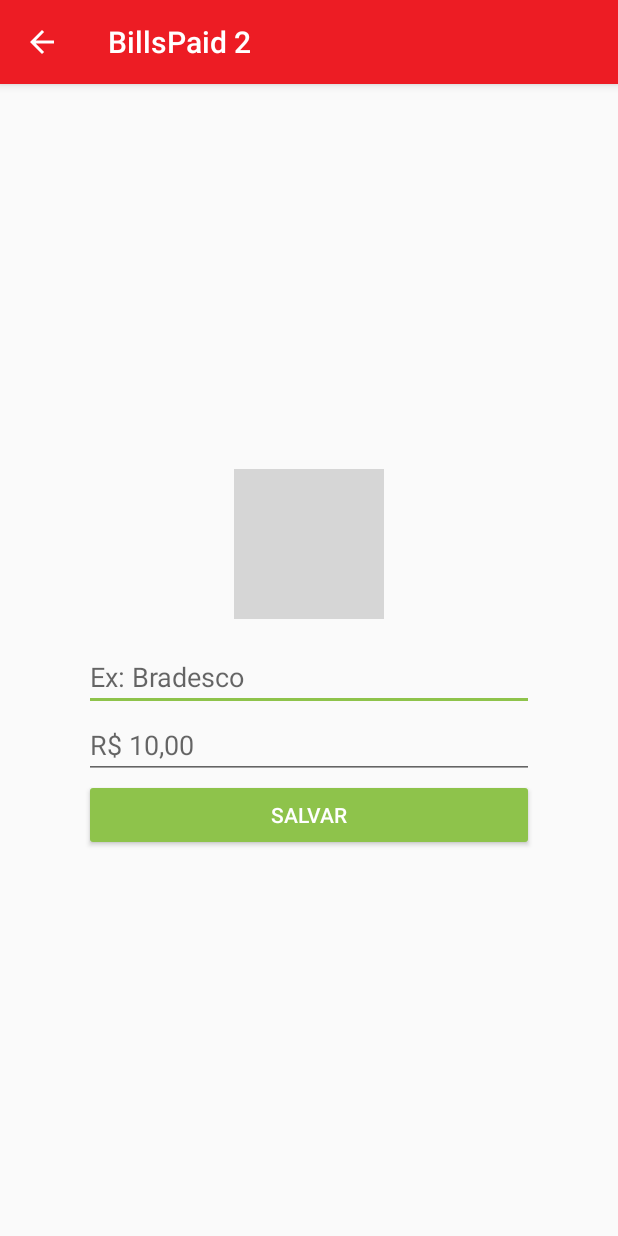
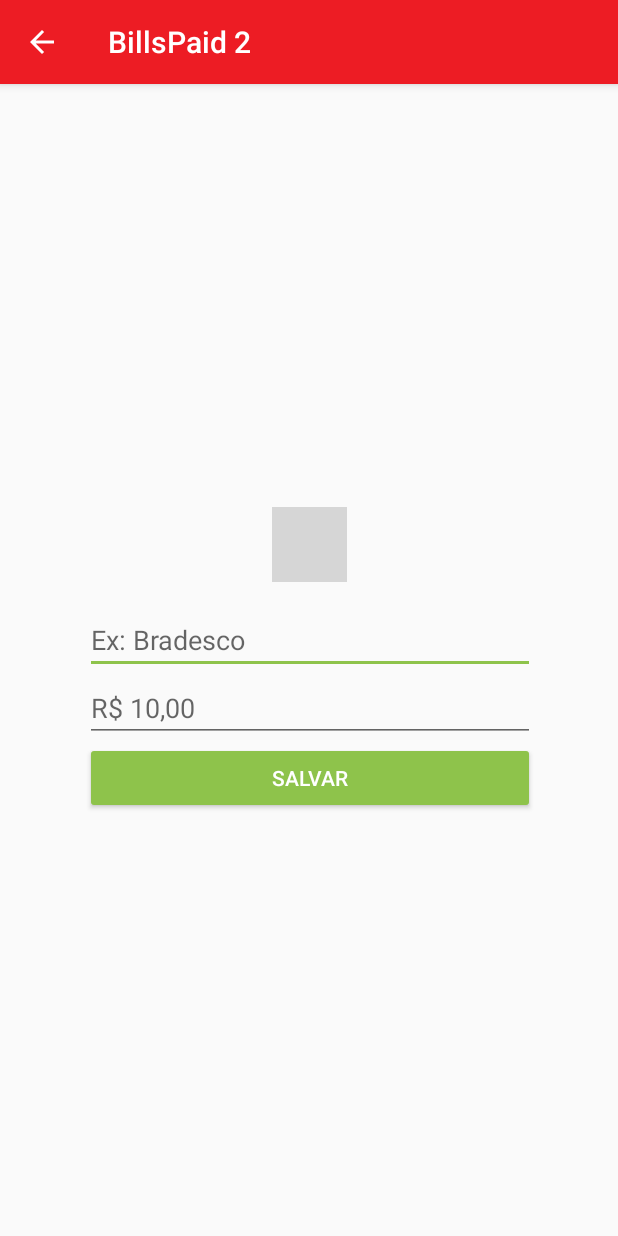
Before and after one commit to samukamuniz/BillsPaid_2, an Android app: the CriarContaActivity screen opened directly, with no data from a screen before it, on a phone screen of 412 x 824 dp. Run offline under Robolectric (Android 15) with nearby library versions, the phone set to English and light mode, and no system bars; grey boxes are pictures that could not be loaded.

Commit message:
Mudando o nome dos campos

```diff
--- a/app/src/main/res/layout/activity_criar_conta.xml
+++ b/app/src/main/res/layout/activity_criar_conta.xml
@@ -8,12 +8,12 @@
 
     <ImageView
         android:id="@+id/imageView3"
-        android:layout_width="100dp"
-        android:layout_height="100dp"
+        android:layout_width="50dp"
+        android:layout_height="50dp"
         android:layout_marginBottom="16dp"
         android:layout_marginEnd="8dp"
         android:layout_marginStart="8dp"
-        app:layout_constraintBottom_toTopOf="@+id/campoConta"
+        app:layout_constraintBottom_toTopOf="@+id/contaDesc"
         app:layout_constraintEnd_toEndOf="parent"
         app:layout_constraintStart_toStartOf="parent"
         app:layout_constraintTop_toTopOf="parent"
@@ -25,33 +25,34 @@
         style="@style/Widget.AppCompat.Button.Colored"
         android:layout_width="0dp"
         android:layout_height="wrap_content"
+        android:onClick="salvarConta"
         android:text="@string/save"
         app:layout_constraintBottom_toBottomOf="parent"
-        app:layout_constraintEnd_toEndOf="@+id/campoContaValor"
-        app:layout_constraintStart_toStartOf="@+id/campoContaValor"
-        app:layout_constraintTop_toBottomOf="@+id/campoContaValor" />
+        app:layout_constraintEnd_toEndOf="@+id/contaValor"
+        app:layout_constraintStart_toStartOf="@+id/contaValor"
+        app:layout_constraintTop_toBottomOf="@+id/contaValor" />
 
     <EditText
-        android:id="@+id/campoConta"
+        android:id="@+id/contaDesc"
         android:layout_width="300dp"
         android:layout_height="wrap_content"
         android:ems="10"
         android:hint="Ex: Bradesco"
         android:inputType="textPersonName"
-        app:layout_constraintBottom_toTopOf="@+id/campoContaValor"
+        app:layout_constraintBottom_toTopOf="@+id/contaValor"
         app:layout_constraintEnd_toEndOf="@+id/imageView3"
         app:layout_constraintStart_toStartOf="@+id/imageView3"
         app:layout_constraintTop_toBottomOf="@+id/imageView3" />
 
     <EditText
-        android:id="@+id/campoContaValor"
+        android:id="@+id/contaValor"
         android:layout_width="0dp"
         android:layout_height="wrap_content"
         android:ems="10"
         android:hint="R$ 10,00"
         android:inputType="numberDecimal"
         app:layout_constraintBottom_toTopOf="@+id/btnContaSalvar"
-        app:layout_constraintEnd_toEndOf="@+id/campoConta"
-        app:layout_constraintStart_toStartOf="@+id/campoConta"
-        app:layout_constraintTop_toBottomOf="@+id/campoConta" />
+        app:layout_constraintEnd_toEndOf="@+id/contaDesc"
+        app:layout_constraintStart_toStartOf="@+id/contaDesc"
+        app:layout_constraintTop_toBottomOf="@+id/contaDesc" />
 </android.support.constraint.ConstraintLayout>
```
